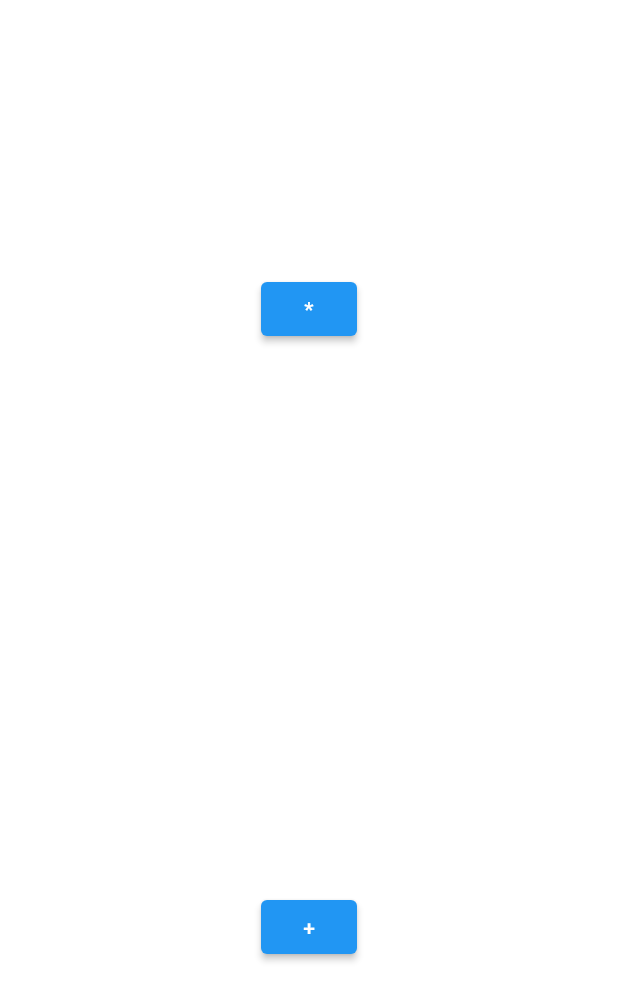
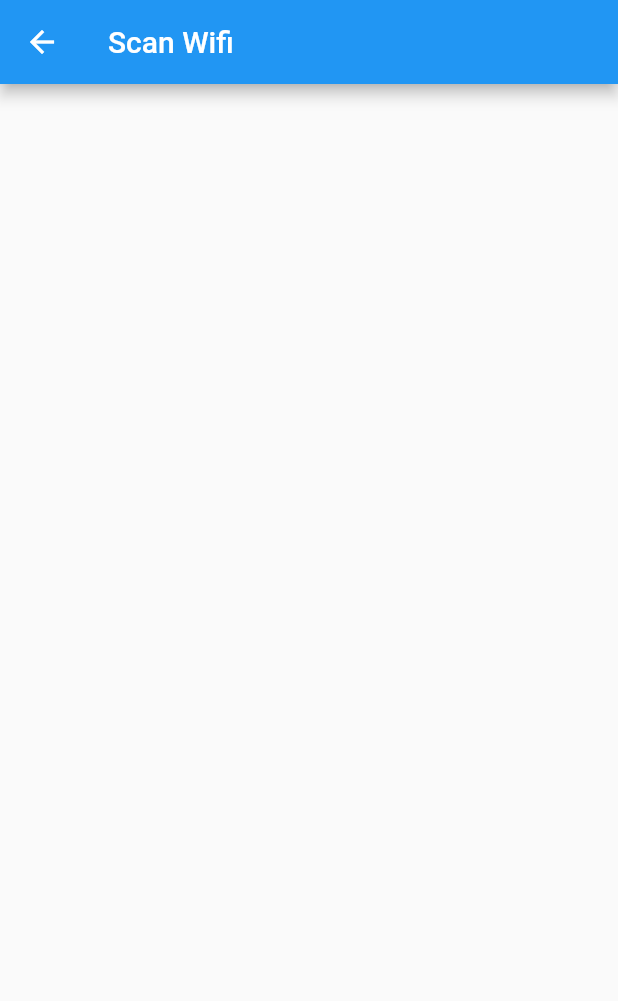
Before and after one commit to ogabrielinacio/esp_provisioning_ble, a Flutter app: the BleWifiView screen opened by its route, on a phone screen of 412 x 824 dp. Shown: the top 1001 px of the screen. Run offline on Flutter 3.47's test engine with Material 2 defaults, Android fonts, the phone set to English and light mode, and no system bars; our stand-ins replace bloc, device_info_plus, flutter_bloc, flutter_spinkit, geolocator, logger and 1 more; missing offline and left inert: app_settings, cryptography, flutter_ble_lib_ios_15, protobuf.

Commit message:
increase ui

```diff
--- a/example/lib/src/features/ble_screen/bloc/ble_event.dart
+++ b/example/lib/src/features/ble_screen/bloc/ble_event.dart
@@ -41,7 +41,12 @@ class BleScanningEvent extends BleEvent {
 }
 
 
-class BleRestartingScanEvent extends BleEvent {}
+class BleRestartingScanEvent extends BleEvent {
+  final String? prefix;
+  BleRestartingScanEvent({this.prefix});
+}
+
+class BleStopScanEvent extends BleEvent {}
 
 class BleScanningErrorEvent extends BleEvent {}
 
--- a/example/lib/src/features/ble_wifi_screen/view/ble_wifi_view.dart
+++ b/example/lib/src/features/ble_wifi_screen/view/ble_wifi_view.dart
@@ -7,26 +7,14 @@ class BleWifiView extends StatelessWidget {
 
   @override
   Widget build(BuildContext context) {
-    return Center(
-      child: Column(
-        mainAxisAlignment: MainAxisAlignment.spaceAround,
-        children: [
-          ElevatedButton(
-            onPressed: () {
-              BlocProvider.of<BleWifiBloc>(context)
-                  .add(BleWifiScanWifiNetworksEvent());
-            },
-            child: const Text('*'),
-          ),
-          ElevatedButton(
-            onPressed: () {
-              //Put here your ssis and pass
-              BlocProvider.of<BleWifiBloc>(context)
-                  .add(BleWifiSendConfigEvent(ssid: "ssid", password: "pass"));
-            },
-            child: const Text('+'),
-          ),
-        ],
+    return Scaffold(
+      appBar: AppBar(
+        title: const Text('Scan Wifi'),
+      ),
+      body: BlocBuilder<BleWifiBloc,BleWifiState >(
+        builder: (context, state) {
+          return Center();
+        },
       ),
     );
   }
--- a/example/lib/src/features/shared/scan_list.dart
+++ b/example/lib/src/features/shared/scan_list.dart
@@ -58,8 +58,7 @@ class ScanList extends StatelessWidget {
             ),
           );
         },
-        separatorBuilder: (context, index) => Divider(
-          color: Theme.of(context).dividerColor,
+        separatorBuilder: (context, index) => SizedBox(
           height: sizeHeight * 0.01,
         ),
       ),
```
Also changed, not shown: example/lib/src/features/ble_screen/bloc/ble_bloc.dart (+18 -7 lines), example/lib/src/features/ble_screen/view/ble_password.dart (+12 -5 lines), example/lib/src/features/ble_screen/view/ble_view.dart (+33 -7 lines).
